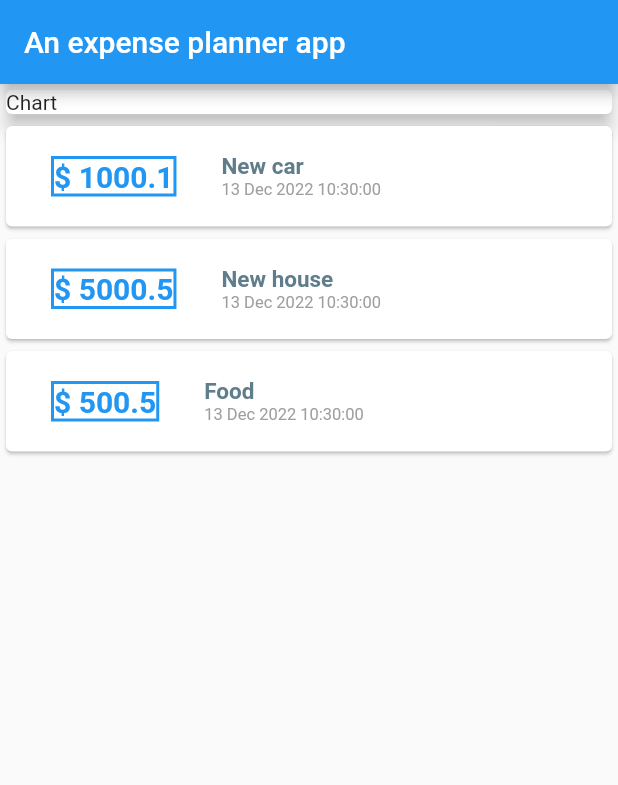
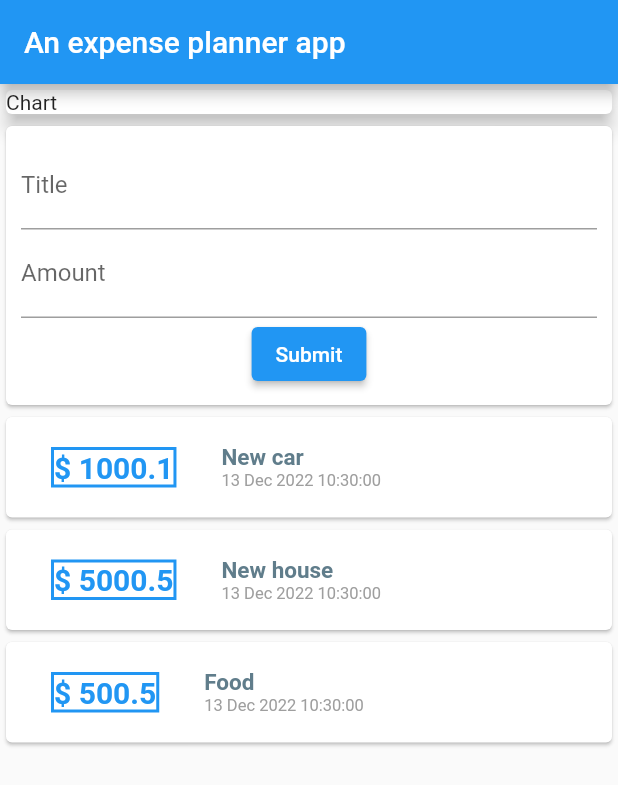
Before and after one commit to nmint8m/learn-flutter, a Flutter app: the screen it shows after launch, on a phone screen of 412 x 824 dp. Shown: the top 785 px of the screen. Run offline on Flutter 3.47's test engine with Material 2 defaults, Android fonts, the phone set to English and light mode, and no system bars; missing offline and left inert: assignment_one.

Commit message:
Adding Text Input Widgets

```diff
--- /dev/null
+++ b/a_expense_planner_app/lib/custom-widgets/transaction-input.dart
@@ -0,0 +1,44 @@
+import 'package:flutter/material.dart';
+import '/models/transaction.dart';
+
+typedef TransactionInputCallback = void Function(Transaction);
+
+class TransactionInput extends StatelessWidget {
+  final TransactionInputCallback inputHandler;
+
+  TransactionInput({required this.inputHandler});
+
+  @override
+  Widget build(BuildContext context) {
+    return Card(
+      child: Container(
+        padding: EdgeInsets.all(10),
+        child: Column(
+          children: [
+            TextField(
+              keyboardType: TextInputType.text,
+              decoration: InputDecoration(
+                labelText: 'Title',
+              ),
+            ),
+            TextField(
+              keyboardType: TextInputType.number,
+              decoration: InputDecoration(
+                labelText: 'Amount',
+              ),
+            ),
+            ElevatedButton(
+              onPressed: () => inputHandler(Transaction(
+                id: '',
+                title: '',
+                amount: 100,
+                date: DateTime.now(),
+              )),
+              child: Text('Submit'),
+            ),
+          ],
+        ),
+      ),
+    );
+  }
+}
--- a/a_expense_planner_app/lib/main.dart
+++ b/a_expense_planner_app/lib/main.dart
@@ -1,6 +1,7 @@
 import 'package:flutter/material.dart';
 import '/models/transaction.dart';
 import '/custom-widgets/transaction-section.dart';
+import '/custom-widgets/transaction-input.dart';
 
 void main() {
   runApp(const MyApp());
@@ -43,6 +44,8 @@ class MyHomePage extends StatelessWidget {
     ),
   ];
 
+  void _handle(Transaction transaction) {}
+
   @override
   Widget build(BuildContext context) {
     return Scaffold(
@@ -51,7 +54,7 @@ class MyHomePage extends StatelessWidget {
       ),
       body: Column(
         mainAxisAlignment: MainAxisAlignment.start,
-        crossAxisAlignment: CrossAxisAlignment.center,
+        crossAxisAlignment: CrossAxisAlignment.stretch,
         children: <Widget>[
           Card(
             elevation: 5,
@@ -60,6 +63,7 @@ class MyHomePage extends StatelessWidget {
               child: Text('Chart'),
             ),
           ),
+          TransactionInput(inputHandler: _handle),
           TransactionSection(transactions: transactions),
         ],
       ),
```
